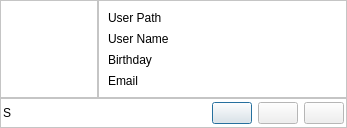
hwgao/beebeep, file src/GuiVCard.ui: the form before one commit.
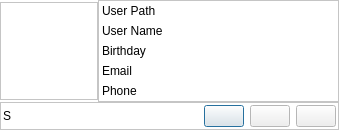
The form after the commit. Icons and pictures are not drawn.

Commit message: Phone Number and other informations

Diff of the .ui file:
```diff
--- a/src/GuiVCard.ui
+++ b/src/GuiVCard.ui
@@ -6,7 +6,7 @@
    <rect>
     <x>0</x>
     <y>0</y>
-    <width>347</width>
+    <width>339</width>
     <height>128</height>
    </rect>
   </property>
@@ -270,6 +270,21 @@
       <enum>QFrame::Plain</enum>
      </property>
      <layout class="QGridLayout" name="gridLayout">
+      <property name="leftMargin">
+       <number>3</number>
+      </property>
+      <property name="topMargin">
+       <number>3</number>
+      </property>
+      <property name="rightMargin">
+       <number>3</number>
+      </property>
+      <property name="bottomMargin">
+       <number>3</number>
+      </property>
+      <property name="horizontalSpacing">
+       <number>3</number>
+      </property>
       <item row="0" column="0">
        <widget class="QLabel" name="mp_lPath">
         <property name="sizePolicy">
@@ -334,6 +349,22 @@
         </property>
        </widget>
       </item>
+      <item row="4" column="0">
+       <widget class="QLabel" name="mp_lPhone">
+        <property name="sizePolicy">
+         <sizepolicy hsizetype="Expanding" vsizetype="Preferred">
+          <horstretch>0</horstretch>
+          <verstretch>0</verstretch>
+         </sizepolicy>
+        </property>
+        <property name="text">
+         <string>Phone</string>
+        </property>
+        <property name="alignment">
+         <set>Qt::AlignLeading|Qt::AlignLeft|Qt::AlignVCenter</set>
+        </property>
+       </widget>
+      </item>
      </layout>
     </widget>
    </item>
```
The commit also changes 15 other files.
